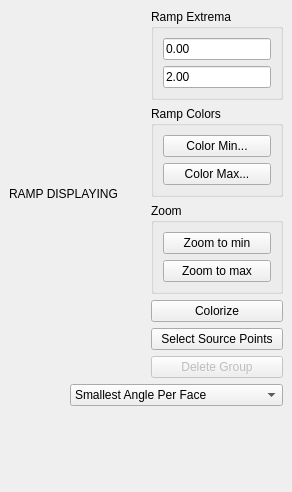
Above: Polyhedron/demo/Polyhedron/Plugins/Display/Display_property.ui from CGAL/cgal before the change. Below: the same form after it.
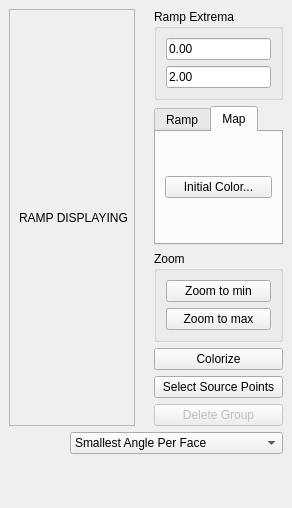
That is the form after the change. The open tabs and pages were chosen to show the change. Custom widgets are drawn as their Qt base class.

Commit message: Fixes for heat_method and finalize the properties diplay

```diff
--- a/Polyhedron/demo/Polyhedron/Plugins/Display/Display_property.ui
+++ b/Polyhedron/demo/Polyhedron/Plugins/Display/Display_property.ui
@@ -7,7 +7,7 @@
     <x>0</x>
     <y>0</y>
     <width>292</width>
-    <height>492</height>
+    <height>508</height>
    </rect>
   </property>
   <property name="windowTitle">
@@ -16,7 +16,25 @@
   <widget class="QWidget" name="dockWidgetContents">
    <layout class="QVBoxLayout" name="verticalLayout" stretch="0,0,0">
     <item>
-     <layout class="QHBoxLayout" name="horizontalLayout_3" stretch="1,0">
+     <layout class="QHBoxLayout" name="horizontalLayout_3" stretch="0,0">
+      <item>
+       <widget class="QScrollArea" name="scrollArea">
+        <property name="horizontalScrollBarPolicy">
+         <enum>Qt::ScrollBarAlwaysOff</enum>
+        </property>
+        <property name="widgetResizable">
+         <bool>true</bool>
+        </property>
+        <widget class="QWidget" name="scrollAreaWidgetContents">
+         <property name="geometry">
+          <rect>
+           <x>0</x>
+           <y>0</y>
+           <width>127</width>
+           <height>430</height>
+          </rect>
+         </property>
+         <layout class="QVBoxLayout" name="verticalLayout_7">
       <item>
        <widget class="QLabel" name="legendLabel">
         <property name="text">
@@ -24,6 +42,10 @@
         </property>
        </widget>
       </item>
+         </layout>
+        </widget>
+       </widget>
+      </item>
       <item>
        <layout class="QGridLayout" name="gridLayout">
         <item row="4" column="1">
@@ -57,6 +79,16 @@
          </widget>
         </item>
         <item row="2" column="1">
+         <widget class="QTabWidget" name="colorChoiceWidget">
+          <property name="currentIndex">
+           <number>0</number>
+          </property>
+          <widget class="QWidget" name="ramp_tab">
+           <attribute name="title">
+            <string>Ramp</string>
+           </attribute>
+           <layout class="QVBoxLayout" name="verticalLayout_5">
+            <item>
          <widget class="QGroupBox" name="groupBox_2">
           <property name="title">
            <string>Ramp Colors</string>
@@ -79,11 +111,22 @@
           </layout>
          </widget>
         </item>
-        <item row="4" column="0">
-         <widget class="QLabel" name="label_3">
+           </layout>
+          </widget>
+          <widget class="QWidget" name="map_tab">
+           <attribute name="title">
+            <string>Map</string>
+           </attribute>
+           <layout class="QVBoxLayout" name="verticalLayout_6">
+            <item>
+             <widget class="QPushButton" name="initColorButton">
           <property name="text">
-           <string/>
-          </property>
+               <string>Initial Color...</string>
+              </property>
+             </widget>
+            </item>
+           </layout>
+          </widget>
          </widget>
         </item>
         <item row="6" column="1">
```
Left out of the diff: 66 changed lines with no effect on the pictures. Lines whose indentation alone changed are shown as unchanged. The commit also changes 1 other file.
